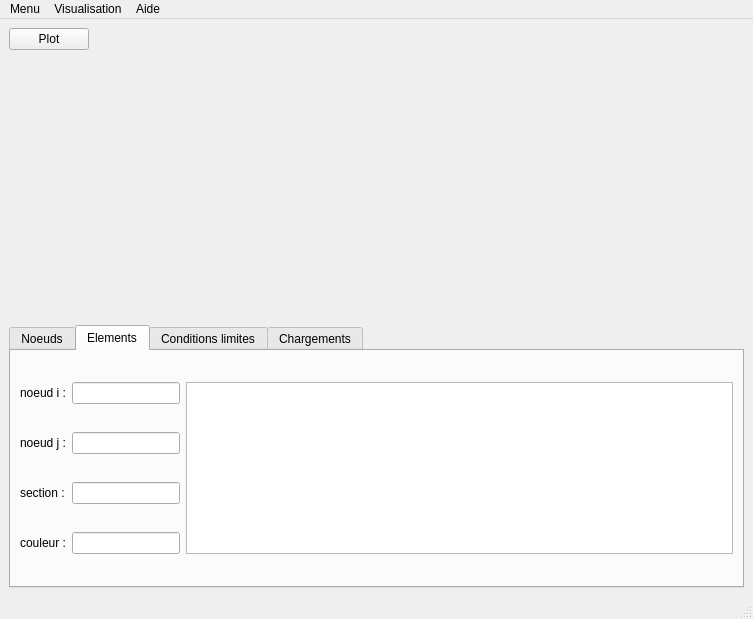
The window that gui.ui (NicolasGameiro/FEM_python) describes before a commit, drawn with Qt 5.
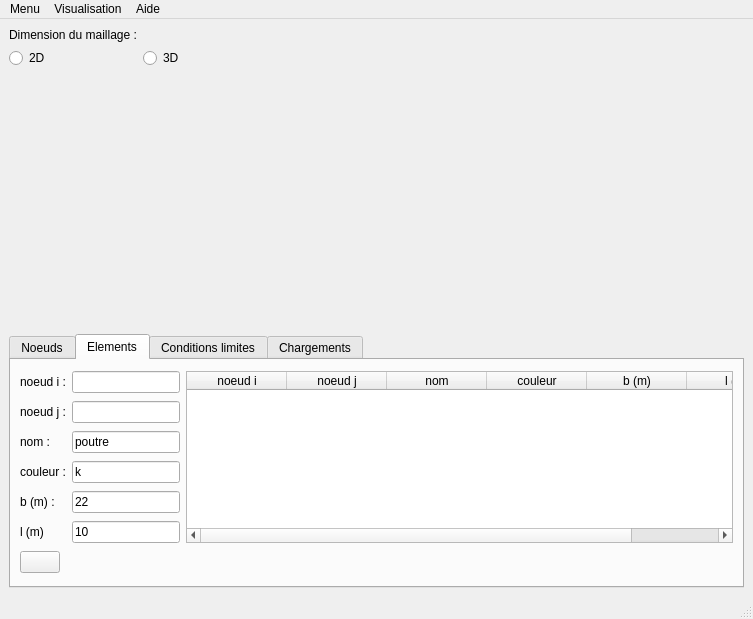
The same window after the commit. The open tabs and pages were chosen to show the change. Icons and pictures are not drawn.

Commit message: ajout tableau element et plot

```diff
--- a/gui.ui
+++ b/gui.ui
@@ -15,50 +15,7 @@
   </property>
   <widget class="QWidget" name="centralwidget">
    <layout class="QGridLayout" name="gridLayout">
-    <item row="1" column="0" colspan="2">
-     <widget class="QFrame" name="frame">
-      <property name="sizePolicy">
-       <sizepolicy hsizetype="Preferred" vsizetype="Preferred">
-        <horstretch>0</horstretch>
-        <verstretch>0</verstretch>
-       </sizepolicy>
-      </property>
-     </widget>
-    </item>
-    <item row="0" column="1">
-     <spacer name="horizontalSpacer">
-      <property name="orientation">
-       <enum>Qt::Horizontal</enum>
-      </property>
-      <property name="sizeHint" stdset="0">
-       <size>
-        <width>40</width>
-        <height>20</height>
-       </size>
-      </property>
-     </spacer>
-    </item>
-    <item row="2" column="0">
-     <spacer name="verticalSpacer_2">
-      <property name="orientation">
-       <enum>Qt::Vertical</enum>
-      </property>
-      <property name="sizeHint" stdset="0">
-       <size>
-        <width>20</width>
-        <height>40</height>
-       </size>
-      </property>
-     </spacer>
-    </item>
-    <item row="0" column="0">
-     <widget class="QPushButton" name="pb_plot">
-      <property name="text">
-       <string>Plot</string>
-      </property>
-     </widget>
-    </item>
-    <item row="3" column="0" colspan="2">
+    <item row="11" column="0" colspan="2">
      <widget class="QTabWidget" name="tabWidget">
       <property name="sizePolicy">
        <sizepolicy hsizetype="Expanding" vsizetype="MinimumExpanding">
@@ -240,20 +197,6 @@
         <string>Elements</string>
        </attribute>
        <layout class="QGridLayout" name="gridLayout_3">
-        <item row="3" column="0">
-         <widget class="QLabel" name="label_7">
-          <property name="text">
-           <string>couleur :</string>
-          </property>
-         </widget>
-        </item>
-        <item row="1" column="0">
-         <widget class="QLabel" name="label_5">
-          <property name="text">
-           <string>noeud j :</string>
-          </property>
-         </widget>
-        </item>
         <item row="1" column="2">
          <widget class="QLineEdit" name="n_j">
           <property name="sizePolicy">
@@ -277,7 +220,14 @@
         <item row="2" column="0">
          <widget class="QLabel" name="label_6">
           <property name="text">
-           <string>section :</string>
+           <string>nom :</string>
+          </property>
+         </widget>
+        </item>
+        <item row="1" column="0">
+         <widget class="QLabel" name="label_5">
+          <property name="text">
+           <string>noeud j :</string>
           </property>
          </widget>
         </item>
@@ -289,27 +239,131 @@
          </widget>
         </item>
         <item row="2" column="2">
-         <widget class="QLineEdit" name="section">
+         <widget class="QLineEdit" name="nom">
           <property name="sizePolicy">
            <sizepolicy hsizetype="Maximum" vsizetype="Fixed">
             <horstretch>0</horstretch>
             <verstretch>0</verstretch>
            </sizepolicy>
           </property>
+          <property name="text">
+           <string>poutre</string>
+          </property>
          </widget>
         </item>
         <item row="3" column="2">
-         <widget class="QLineEdit" name="color">
+         <widget class="QLineEdit" name="couleur">
           <property name="sizePolicy">
            <sizepolicy hsizetype="Maximum" vsizetype="Fixed">
             <horstretch>0</horstretch>
             <verstretch>0</verstretch>
            </sizepolicy>
           </property>
+          <property name="text">
+           <string>k</string>
+          </property>
          </widget>
         </item>
-        <item row="0" column="3" rowspan="4">
-         <widget class="QTableWidget" name="elem_table"/>
+        <item row="3" column="0">
+         <widget class="QLabel" name="label_7">
+          <property name="text">
+           <string>couleur :</string>
+          </property>
+         </widget>
+        </item>
+        <item row="5" column="0">
+         <widget class="QLabel" name="label_17">
+          <property name="text">
+           <string>l (m)</string>
+          </property>
+         </widget>
+        </item>
+        <item row="4" column="2">
+         <widget class="QLineEdit" name="b">
+          <property name="sizePolicy">
+           <sizepolicy hsizetype="Maximum" vsizetype="Fixed">
+            <horstretch>0</horstretch>
+            <verstretch>0</verstretch>
+           </sizepolicy>
+          </property>
+          <property name="text">
+           <string>22</string>
+          </property>
+         </widget>
+        </item>
+        <item row="5" column="2">
+         <widget class="QLineEdit" name="h">
+          <property name="sizePolicy">
+           <sizepolicy hsizetype="Maximum" vsizetype="Fixed">
+            <horstretch>0</horstretch>
+            <verstretch>0</verstretch>
+           </sizepolicy>
+          </property>
+          <property name="text">
+           <string>10</string>
+          </property>
+         </widget>
+        </item>
+        <item row="4" column="0">
+         <widget class="QLabel" name="label_16">
+          <property name="text">
+           <string>b (m) :</string>
+          </property>
+         </widget>
+        </item>
+        <item row="0" column="3" rowspan="6">
+         <widget class="QTableWidget" name="elem_table">
+          <column>
+           <property name="text">
+            <string>noeud i</string>
+           </property>
+          </column>
+          <column>
+           <property name="text">
+            <string>noeud j</string>
+           </property>
+          </column>
+          <column>
+           <property name="text">
+            <string>nom</string>
+           </property>
+          </column>
+          <column>
+           <property name="text">
+            <string>couleur</string>
+           </property>
+          </column>
+          <column>
+           <property name="text">
+            <string>b (m)</string>
+           </property>
+          </column>
+          <column>
+           <property name="text">
+            <string>l (m)</string>
+           </property>
+          </column>
+         </widget>
+        </item>
+        <item row="6" column="0">
+         <widget class="QPushButton" name="pb_add_elem">
+          <property name="sizePolicy">
+           <sizepolicy hsizetype="Maximum" vsizetype="Fixed">
+            <horstretch>0</horstretch>
+            <verstretch>0</verstretch>
+           </sizepolicy>
+          </property>
+          <property name="toolTipDuration">
+           <number>-1</number>
+          </property>
+          <property name="text">
+           <string/>
+          </property>
+          <property name="icon">
+           <iconset>
+            <normaloff>images/add.png</normaloff>images/add.png</iconset>
+          </property>
+         </widget>
         </item>
        </layout>
       </widget>
@@ -611,6 +665,56 @@
       </widget>
      </widget>
     </item>
+    <item row="2" column="0">
+     <widget class="QRadioButton" name="rb_2d">
+      <property name="sizePolicy">
+       <sizepolicy hsizetype="Maximum" vsizetype="Fixed">
+        <horstretch>0</horstretch>
+        <verstretch>0</verstretch>
+       </sizepolicy>
+      </property>
+      <property name="text">
+       <string>2D</string>
+      </property>
+     </widget>
+    </item>
+    <item row="0" column="0">
+     <widget class="QLabel" name="label_18">
+      <property name="text">
+       <string>Dimension du maillage :</string>
+      </property>
+     </widget>
+    </item>
+    <item row="8" column="0" colspan="2">
+     <widget class="QFrame" name="frame">
+      <property name="sizePolicy">
+       <sizepolicy hsizetype="Preferred" vsizetype="Preferred">
+        <horstretch>0</horstretch>
+        <verstretch>0</verstretch>
+       </sizepolicy>
+      </property>
+     </widget>
+    </item>
+    <item row="2" column="1">
+     <widget class="QRadioButton" name="rb_3d">
+      <property name="text">
+       <string>3D</string>
+      </property>
+     </widget>
+    </item>
+    <item row="9" column="0">
+     <spacer name="verticalSpacer_2">
+      <property name="orientation">
+       <enum>Qt::Vertical</enum>
+      </property>
+      <property name="sizeHint" stdset="0">
+       <size>
+        <width>20</width>
+        <height>40</height>
+       </size>
+      </property>
+     </spacer>
+    </item>
    </layout>
   </widget>
   <widget class="QMenuBar" name="menubar">
```
The commit also changes 3 other files.
